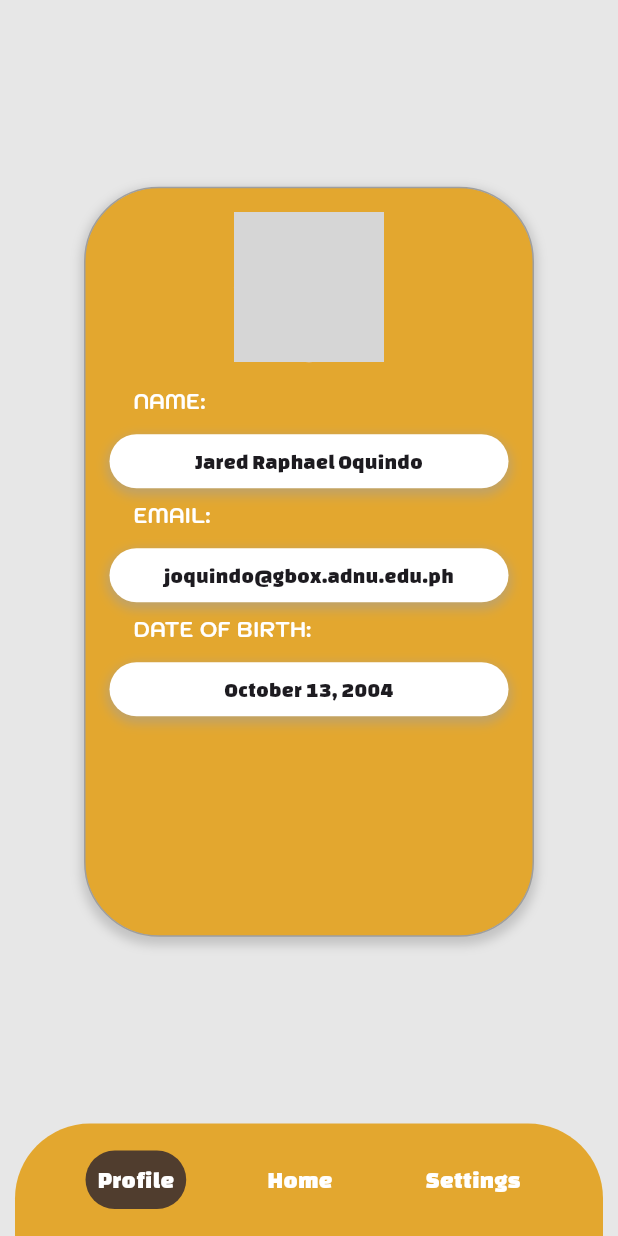
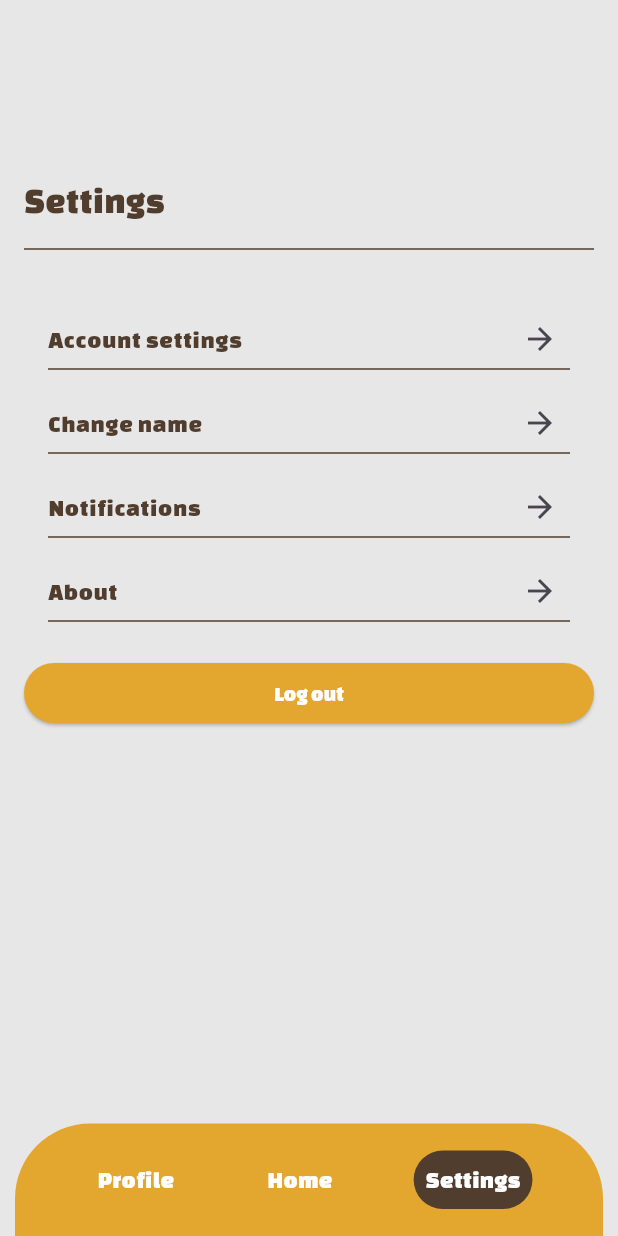
Before and after one commit to JaredOquindo/SeatSmart, a Flutter app: the UserProfilePage screen opened directly, after a tap on "Settings", on a phone screen of 412 x 824 dp. Run offline on Flutter 3.47's test engine with Material 3 defaults, Android fonts, the phone set to English and light mode, and no system bars; our stand-ins replace firebase_auth, firebase_core; accounts and stored records are empty; network calls fail; grey boxes are pictures that could not be loaded.

Commit message:
Update Files

```diff
--- a/seatsmart/lib/pages/auth_page.dart
+++ b/seatsmart/lib/pages/auth_page.dart
@@ -18,7 +18,7 @@ class AuthPage extends StatelessWidget{
           }
           // user is NOT logged in
           else{
-            return LoginOrRegister();
+            return const LoginOrRegister();
           }
         },
       )
--- a/seatsmart/lib/pages/home_page.dart
+++ b/seatsmart/lib/pages/home_page.dart
@@ -1,5 +1,6 @@
 import 'package:flutter/material.dart';
 import 'package:firebase_auth/firebase_auth.dart';
+import 'package:modernlogintute/pages/settings_page.dart';
 import 'package:modernlogintute/pages/user_profile_page.dart';
 
 class HomePage extends StatelessWidget {
@@ -138,11 +139,25 @@ class HomePage extends StatelessWidget {
                       ),
                     ],
                     onTap: (index) {
-                      // Handle navigation logic here
-                       Navigator.push(
-                        context,
-                        MaterialPageRoute(builder: (context) => const UserProfilePage()),
-                      );
+                      if (index == 0) {
+                        // Navigate to Profile
+                        Navigator.push(
+                          context,
+                          MaterialPageRoute(builder: (context) => UserProfilePage()),
+                        );
+                      } else if (index == 1) {
+                        // Navigate to Home
+                        Navigator.pushReplacement(
+                          context,
+                          MaterialPageRoute(builder: (context) => HomePage()),
+                        );
+                      } else if (index == 2) {
+                        // Navigate to Settings
+                        Navigator.push(
+                          context,
+                          MaterialPageRoute(builder: (context) => SettingsPage()),
+                        );
+                      }
                     },
                   ),
                 ),
@@ -154,7 +169,6 @@ class HomePage extends StatelessWidget {
     );
   }
 }
-
 
 class CustomBottomNavigationBar extends StatelessWidget {
   final int currentIndex;
@@ -214,7 +228,6 @@ class CustomBottomNavigationBar extends StatelessWidget {
   }
 }
 
-
 class CustomBottomNavigationBarItem {
   final String label;
 
--- a/seatsmart/lib/pages/login_page.dart
+++ b/seatsmart/lib/pages/login_page.dart
@@ -10,7 +10,6 @@ import 'package:firebase_auth/firebase_auth.dart';
 import 'package:flutter/material.dart';
 import 'package:modernlogintute/components/my_button.dart';
 import 'package:modernlogintute/components/my_textfield.dart';
-import 'package:modernlogintute/components/square_tile.dart';
 import 'home_page.dart';
 import 'user_type.dart';
 import 'package:modernlogintute/components/image_banner.dart';
--- /dev/null
+++ b/seatsmart/lib/pages/settings_page.dart
@@ -0,0 +1,215 @@
+import 'package:flutter/material.dart';
+import 'package:modernlogintute/pages/home_page.dart';
+import 'package:modernlogintute/pages/user_profile_page.dart';
+
+class SettingsPage extends StatelessWidget {
+  const SettingsPage({super.key});
+
+  @override
+  Widget build(BuildContext context) {
+    return Scaffold(
+      backgroundColor: const Color(0xffE7E7E7), // Set the background color
+      body: Center(
+        child: Padding(
+          padding: const EdgeInsets.only(top: 100.0), // Add padding to move content down
+          child: Column(
+            crossAxisAlignment: CrossAxisAlignment.start,
+            mainAxisSize: MainAxisSize.min,
+            children: [
+              const Padding(
+                padding: EdgeInsets.fromLTRB(16.0, 16.0, 16.0, 8.0),
+                child: Text(
+                  'Settings',
+                  style: TextStyle(
+                    fontSize: 24.0,
+                    fontWeight: FontWeight.normal,
+                    fontFamily: 'ChangaOne',
+                    color: Color(0xff503D2E),
+                  ),
+                ),
+              ),
+              const Divider(
+                color: Color(0xff503D2E),
+                thickness: 1,
+                indent: 16,
+                endIndent: 16,
+              ),
+              const SizedBox(height: 8.0),
+              Expanded(
+                child: ListView(
+                  shrinkWrap: true, // Shrink the ListView to fit the content
+                  padding: const EdgeInsets.all(16.0),
+                  children: [
+                    _buildListTile(
+                      title: 'Account settings',
+                      onTap: () {
+                        // Navigate to account settings page
+                      },
+                    ),
+                    _buildListTile(
+                      title: 'Change name',
+                      onTap: () {
+                        // Navigate to change name page
+                      },
+                    ),
+                    _buildListTile(
+                      title: 'Notifications',
+                      onTap: () {
+                        // Navigate to notifications page
+                      },
+                    ),
+                    _buildListTile(
+                      title: 'About',
+                      onTap: () {
+                        // Navigate to about page
+                      },
+                    ),
+                    const SizedBox(height: 16.0),
+                    ElevatedButton(
+                      onPressed: () {
+                        // Handle log out button press
+                      },
+                      style: ElevatedButton.styleFrom(
+                        backgroundColor: const Color(0xffE3A72F), // Change the color to your desired color
+                      ),
+                      child: const Text(
+                        'Log out',
+                        style: TextStyle(
+                          fontFamily: 'ChangaOne',
+                          color: Colors.white,
+                          fontWeight: FontWeight.normal,
+                        ),
+                      ),
+                    ),
+                  ],
+                ),
+              ),
+            ],
+          ),
+        ),
+      ),
+      bottomNavigationBar: CustomBottomNavigationBar(
+        currentIndex: 2, // Set the current index of the selected tab
+        items: const [
+          CustomBottomNavigationBarItem(label: 'Profile'),
+          CustomBottomNavigationBarItem(label: 'Home'),
+          CustomBottomNavigationBarItem(label: 'Settings'),
+        ],
+        onTap: (index) {
+          // Handle navigation logic here
+          if (index == 0) {
+            // Navigate to Profile
+            Navigator.pushReplacement(
+              context,
+              MaterialPageRoute(builder: (context) => const UserProfilePage()),
+            );
+          } else if (index == 1) {
+            // Navigate to Home
+            Navigator.pushReplacement(
+              context,
+              MaterialPageRoute(builder: (context) => HomePage()),
+            );
+          } else if (index == 2) {
+            // Stay on the settings page
+          }
+        },
+      ),
+    );
+  }
+
+  Widget _buildListTile({required String title, required VoidCallback onTap}) {
+    return Stack(
+      children: [
+        ListTile(
+          title: Text(
+            title,
+            style: const TextStyle(
+              fontFamily: 'ChangaOne',
+              fontWeight: FontWeight.normal,
+              color: Color(0xff503D2E),
+            ),
+          ),
+          trailing: const Icon(Icons.arrow_forward),
+          onTap: onTap,
+        ),
+        const Positioned(
+          bottom: 0,
+          left: 0,
+          right: 0,
+          child: Divider(
+            color:Color(0xff503D2E),
+            thickness: 1,
+            indent: 16,
+            endIndent: 16,
+          ),
+        ),
+      ],
+    );
+  }
+}
+
+class CustomBottomNavigationBar extends StatelessWidget {
+  final int currentIndex;
+  final List<CustomBottomNavigationBarItem> items;
+  final ValueChanged<int> onTap;
+
+  const CustomBottomNavigationBar({
+    Key? key,
+    required this.currentIndex,
+    required this.items,
+    required this.onTap,
+  }) : super(key: key);
+
+  @override
+  Widget build(BuildContext context) {
+    return Container(
+      height: 75,
+      margin: const EdgeInsets.only(left: 10, right: 10),
+      decoration: const BoxDecoration(
+        color: Color(0xffE3A72F),
+        borderRadius: BorderRadius.vertical(
+          top: Radius.circular(50.0),
+        ),
+      ),
+      child: Padding(
+        padding: const EdgeInsets.symmetric(vertical: 12.0, horizontal: 24.0),
+        child: Row(
+          mainAxisAlignment: MainAxisAlignment.spaceAround,
+          children: items.asMap().entries.map((entry) {
+            final int itemIndex = entry.key;
+            final CustomBottomNavigationBarItem item = entry.value;
+            final isSelected = currentIndex == itemIndex;
+
+            return GestureDetector(
+              onTap: () => onTap(itemIndex),
+              child: Container(
+                decoration: BoxDecoration(
+                  color: isSelected ? const Color(0xff503D2E) : const Color(0xffE3A72F),
+                  borderRadius: BorderRadius.circular(50),
+                ),
+                padding: const EdgeInsets.all(8),
+                child: Text(
+                  item.label,
+                  style: const TextStyle(
+                    color: Colors.white,
+                    fontSize: 16,
+                    fontWeight: FontWeight.normal,
+                    fontFamily: 'ChangaOne',
+                  ),
+                ),
+              ),
+            );
+          }).toList(),
+        ),
+      ),
+    );
+  }
+}
+
+class CustomBottomNavigationBarItem {
+  final String label;
+
+  const CustomBottomNavigationBarItem({
+    required this.label,
+  });
+}
--- a/seatsmart/lib/pages/user_profile_page.dart
+++ b/seatsmart/lib/pages/user_profile_page.dart
@@ -1,8 +1,9 @@
 import 'package:flutter/material.dart';
-import 'package:modernlogintute/pages/home_page.dart'; // Import the HomePage file
+import 'package:modernlogintute/pages/home_page.dart';
+import 'package:modernlogintute/pages/settings_page.dart';
 
 class UserProfilePage extends StatelessWidget {
-  const UserProfilePage({Key? key});
+  const UserProfilePage({Key? key}) : super(key: key);
 
   @override
   Widget build(BuildContext context) {
@@ -66,16 +67,20 @@ class UserProfilePage extends StatelessWidget {
           CustomBottomNavigationBarItem(label: 'Settings'),
         ],
         onTap: (index) {
-          // Handle navigation logic here
-          // You can use the index to determine which tab is tapped
-          if (index == 1) {
+          if (index == 0) {
+            // Stay on the profile page
+          } else if (index == 1) {
             // Navigate to Home
-            Navigator.push(
+            Navigator.pushReplacement(
               context,
               MaterialPageRoute(builder: (context) => HomePage()),
             );
           } else if (index == 2) {
             // Navigate to Settings
+            Navigator.pushReplacement(
+              context,
+              MaterialPageRoute(builder: (context) => SettingsPage()),
+            );
           }
         },
       ),
@@ -123,8 +128,6 @@ class UserProfilePage extends StatelessWidget {
       ],
     );
   }
-
-
 }
 
 class CustomBottomNavigationBar extends StatelessWidget {
@@ -137,7 +140,7 @@ class CustomBottomNavigationBar extends StatelessWidget {
     required this.currentIndex,
     required this.items,
     required this.onTap,
-  });
+  }) : super(key: key);
 
   @override
   Widget build(BuildContext context) {
@@ -185,7 +188,6 @@ class CustomBottomNavigationBar extends StatelessWidget {
   }
 }
 
-
 class CustomBottomNavigationBarItem {
   final String label;
 
--- a/seatsmart/lib/pages/user_type.dart
+++ b/seatsmart/lib/pages/user_type.dart
@@ -7,7 +7,6 @@ Feature: [SESM-003] Choose User Type Page
 
 import 'package:flutter/material.dart';
 import 'package:modernlogintute/components/image_banner.dart';
-import 'package:modernlogintute/components/my_button.dart';
 import 'package:modernlogintute/pages/register_page.dart';
 
 
@@ -74,7 +73,7 @@ class _UserTypeState extends State<UserType> {
                   ),
                 ),
 
-                SizedBox(height: 20),
+                const SizedBox(height: 20),
 
                 Row(
                   mainAxisAlignment: MainAxisAlignment.center,
@@ -83,7 +82,7 @@ class _UserTypeState extends State<UserType> {
                      onTap: navigateToRegisterPage,
                      text: 'TEACHER'
                     ),
-                    SizedBox(width: 5),
+                    const SizedBox(width: 5),
                     CustomButton(
                      onTap: navigateToRegisterPage,
                      text: 'STUDENT'
```
Lines whose indentation alone changed are shown as unchanged.
